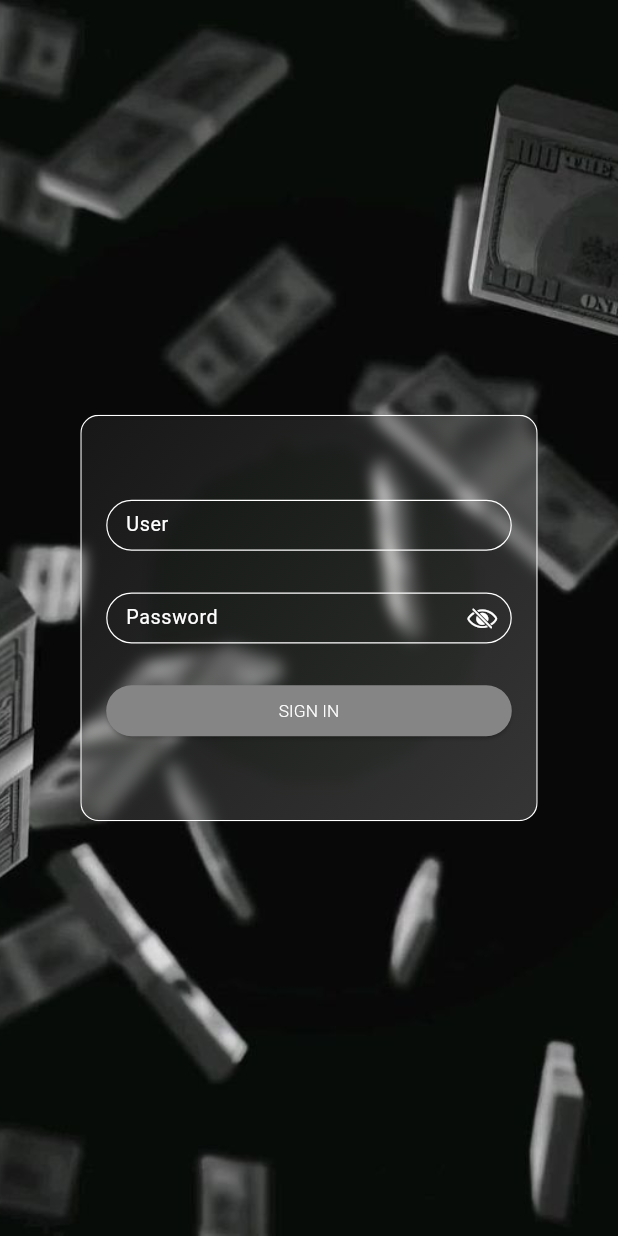
After one commit to GabrielHR0sa/Finances_app, a Flutter app: the screen it shows after launch, after a tap on "SIGN IN", on a phone screen of 412 x 824 dp. The commit adds this screen. Run offline on Flutter 3.47's test engine with Material 3 defaults, Android fonts, the phone set to English and light mode, and no system bars; our stand-ins replace cloud_firestore, firebase_core, flutter_animate; accounts and stored records are empty.

Commit message:
add a login page, change theme and some colors

```diff
--- a/lib/main.dart
+++ b/lib/main.dart
@@ -1,6 +1,7 @@
 import 'package:finances_app/src/view/add_expense.dart';
 import 'package:finances_app/src/view/finance_page.dart';
 import 'package:finances_app/src/view/home_page.dart';
+import 'package:finances_app/src/view/login_page.dart';
 import 'package:finances_app/src/view/update.dart';
 import 'package:firebase_core/firebase_core.dart';
 import 'package:flutter/material.dart';
@@ -28,18 +29,19 @@ class MyApp extends StatelessWidget {
       debugShowCheckedModeBanner: false,
       title: 'Flutter Demo',
       theme: ThemeData(
-        appBarTheme: const AppBarTheme(color: Color.fromARGB(99, 0, 115, 255)),
-        scaffoldBackgroundColor: const Color.fromARGB(100, 13, 61, 116),
-        colorScheme: ColorScheme.fromSeed(
-            seedColor: const Color.fromARGB(99, 0, 115, 255)),
+        appBarTheme: const AppBarTheme(color: Color.fromARGB(98, 75, 75, 75)),
+        scaffoldBackgroundColor: Color.fromARGB(99, 197, 197, 197),
+        colorScheme:
+            ColorScheme.fromSeed(seedColor: Color.fromARGB(97, 8, 160, 28)),
         useMaterial3: true,
       ),
-      initialRoute: ('/'),
+      initialRoute: ('/login'),
       routes: {
         ('/'): (context) => const HomePage(),
         ('/finance'): (context) => const FinancePage(),
         ('/add'): (context) => const AddPage(),
         ('/update'): (context) => const UpdatePage(),
+        ('/login'): (context) => const LoginPage(),
       },
     );
   }
--- a/lib/src/dialogs/dialogs.dart
+++ b/lib/src/dialogs/dialogs.dart
@@ -202,4 +202,37 @@ class Dialogs {
       },
     );
   }
+
+  static login(BuildContext context, String text) {
+    return showDialog(
+      context: context,
+      builder: (context) {
+        return AlertDialog(
+          title: const Center(
+            child: Text('Erro'),
+          ),
+          content: Text(text),
+          actions: [
+            Row(
+              mainAxisAlignment: MainAxisAlignment.center,
+              children: [
+                ElevatedButton(
+                  style:
+                      ElevatedButton.styleFrom(backgroundColor: Colors.green),
+                  onPressed: () {
+                    FirebaseConfig.getAllDocs(searchMonth);
+                    Navigator.of(context).pop();
+                  },
+                  child: const Text(
+                    'OK',
+                    style: TextStyle(color: Colors.white),
+                  ),
+                ),
+              ],
+            )
+          ],
+        );
+      },
+    );
+  }
 }
--- a/lib/src/firebase/firebase_config.dart
+++ b/lib/src/firebase/firebase_config.dart
@@ -1,6 +1,7 @@
 import 'package:cloud_firestore/cloud_firestore.dart';
 import 'package:finances_app/src/dialogs/dialogs.dart';
 import 'package:finances_app/src/view/finance_page.dart';
+import 'package:finances_app/src/view/login_page.dart';
 import 'package:flutter/material.dart';
 
 class FirebaseConfig {
@@ -80,4 +81,13 @@ class FirebaseConfig {
           (error) => Dialogs.falhaVerifica(context, 'Falha ao deletar a conta'),
         );
   }
+
+  static login(String user, String pass) async {
+    var result = FirebaseFirestore.instance.collection('login');
+
+    QuerySnapshot querySnapshot = await result.get();
+
+    final allData = querySnapshot.docs.map((doc) => doc.data()).toList();
+    getLoginInfo(allData);
+  }
 }
--- a/lib/src/view/finance_page.dart
+++ b/lib/src/view/finance_page.dart
@@ -150,7 +150,7 @@ class _FinancePageState extends State<FinancePage> {
           Container(
             margin: EdgeInsets.symmetric(horizontal: 20, vertical: 5),
             decoration: BoxDecoration(
-              color: Color.fromARGB(99, 0, 115, 255),
+              color: Color.fromARGB(98, 78, 78, 78),
               borderRadius: BorderRadius.circular(10),
             ),
             height: 50,
@@ -194,7 +194,7 @@ class _FinancePageState extends State<FinancePage> {
                               child: Container(
                                 height: 50,
                                 width: 50,
-                                color: const Color.fromARGB(99, 0, 115, 255),
+                                color: Color.fromARGB(98, 78, 78, 78),
                                 child: Center(
                                   child: Text(
                                     dados['id'] ?? '',
--- a/lib/src/view/home_page.dart
+++ b/lib/src/view/home_page.dart
@@ -43,7 +43,7 @@ class _HomePageState extends State<HomePage> {
                       child: Container(
                         height: 50,
                         width: 50,
-                        color: const Color.fromARGB(99, 0, 115, 255),
+                        color: Color.fromARGB(98, 78, 78, 78),
                         child: Center(
                           child: Text(
                             chooseMonth.number,
--- /dev/null
+++ b/lib/src/view/login_page.dart
@@ -0,0 +1,175 @@
+import 'dart:ui';
+
+import 'package:finances_app/src/dialogs/dialogs.dart';
+import 'package:finances_app/src/firebase/firebase_config.dart';
+import 'package:firebase_core/firebase_core.dart';
+import 'package:flutter/cupertino.dart';
+import 'package:flutter/material.dart';
+
+String userL = '';
+String passL = '';
+List loginData = [];
+
+getLoginInfo(List data) {
+  loginData = data;
+}
+
+class LoginPage extends StatefulWidget {
+  const LoginPage({super.key});
+
+  @override
+  State<LoginPage> createState() => _LoginPageState();
+}
+
+class _LoginPageState extends State<LoginPage> {
+  bool viewPass = false;
+  TextEditingController user = TextEditingController();
+  TextEditingController pass = TextEditingController();
+  @override
+  Widget build(BuildContext context) {
+    final altura = MediaQuery.of(context).size.height;
+    final largura = MediaQuery.of(context).size.width;
+    return Material(
+      child: FittedBox(
+        fit: BoxFit.cover,
+        child: Stack(
+          alignment: Alignment.center,
+          children: [
+            Image.asset(
+              'assets/images/money.jpg',
+            ),
+            ClipRRect(
+              child: BackdropFilter(
+                filter: ImageFilter.blur(sigmaX: 5, sigmaY: 5),
+                child: Container(
+                  height: altura * 0.4,
+                  width: largura * 0.9,
+                  decoration: BoxDecoration(
+                    borderRadius: BorderRadius.circular(15),
+                    border: Border.all(width: 1, color: Colors.white),
+                    gradient: LinearGradient(
+                      colors: [
+                        Colors.grey.withOpacity(0.1),
+                        Colors.grey.withOpacity(0.3),
+                      ],
+                      begin: AlignmentDirectional.topStart,
+                      end: AlignmentDirectional.bottomEnd,
+                    ),
+                  ),
+                  child: Column(
+                    mainAxisAlignment: MainAxisAlignment.spaceEvenly,
+                    children: [
+                      Container(),
+                      Container(
+                        width: largura * 1,
+                        height: altura * 0.05,
+                        margin: const EdgeInsets.symmetric(horizontal: 20),
+                        child: TextField(
+                          controller: user,
+                          style: TextStyle(
+                            color: Colors.white,
+                            letterSpacing: 2,
+                          ),
+                          decoration: InputDecoration(
+                            filled: false,
+                            labelText: 'User',
+                            labelStyle: const TextStyle(color: Colors.white),
+                            enabledBorder: OutlineInputBorder(
+                              borderRadius: BorderRadius.circular(30),
+                              borderSide: const BorderSide(
+                                  width: 1, color: Colors.white),
+                            ),
+                            focusedBorder: OutlineInputBorder(
+                              borderRadius: BorderRadius.circular(30),
+                              borderSide: const BorderSide(
+                                  width: 1, color: Colors.white),
+                            ),
+                          ),
+                        ),
+                      ),
+                      Container(
+                        width: largura * 1,
+                        height: altura * 0.05,
+                        margin: const EdgeInsets.symmetric(horizontal: 20),
+                        child: TextField(
+                          controller: pass,
+                          keyboardType: TextInputType.number,
+                          style: TextStyle(
+                            color: Colors.white,
+                            letterSpacing: 2,
+                          ),
+                          obscureText: !viewPass,
+                          decoration: InputDecoration(
+                            filled: false,
+                            labelText: 'Password',
+                            labelStyle: const TextStyle(color: Colors.white),
+                            enabledBorder: OutlineInputBorder(
+                              borderRadius: BorderRadius.circular(30),
+                              borderSide: const BorderSide(
+                                  width: 1, color: Colors.white),
+                            ),
+                            focusedBorder: OutlineInputBorder(
+                              borderRadius: BorderRadius.circular(30),
+                              borderSide: const BorderSide(
+                                  width: 1, color: Colors.white),
+                            ),
+                            suffixIcon: IconButton(
+                              onPressed: () {
+                                setState(() {
+                                  viewPass = !viewPass;
+                                });
+                              },
+                              icon: Icon(
+                                viewPass
+                                    ? CupertinoIcons.eye
+                                    : CupertinoIcons.eye_slash,
+                                color: Colors.white,
+                              ),
+                            ),
+                          ),
+                        ),
+                      ),
+                      Container(
+                        height: altura * 0.05,
+                        width: largura * 1,
+                        margin: const EdgeInsets.symmetric(horizontal: 20),
+                        child: ElevatedButton(
+                          onPressed: () {
+                            FirebaseConfig.login(user.text, pass.text);
+                            setState(() {
+                              userL = loginData[0]['user'];
+                              passL = loginData[0]['pass'];
+                            });
+                            if (user.text == userL && pass.text == passL) {
+                              Navigator.of(context).pop('/');
+                            } else {
+                              Dialogs.login(
+                                  context, 'Usuário ou senha inválidos!');
+                            }
+                          },
+                          style: ElevatedButton.styleFrom(
+                              backgroundColor:
+                                  const Color.fromARGB(255, 133, 133, 133),
+                              shape: RoundedRectangleBorder(
+                                borderRadius: BorderRadius.circular(30),
+                              )),
+                          child: const Text(
+                            'SIGN IN',
+                            style: TextStyle(
+                                color: Colors.white,
+                                fontWeight: FontWeight.w300),
+                          ),
+                        ),
+                      ),
+                      Container(),
+                    ],
+                  ),
+                ),
+              ),
+            )
+          ],
+        ),
+      ),
+    );
+  }
+}
```
Also changed, not shown: pubspec.yaml (+4 -4 lines), assets/gifs/backgrownd.gif (added), assets/gifs/mtrx.gif (added), assets/images/money.jpg (added).
